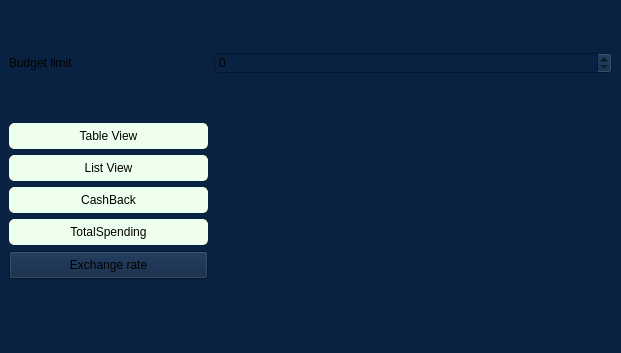
First picture: the form in mainwindow.ui, repository crazyrinchik/cpp_qt_project, before the edit.
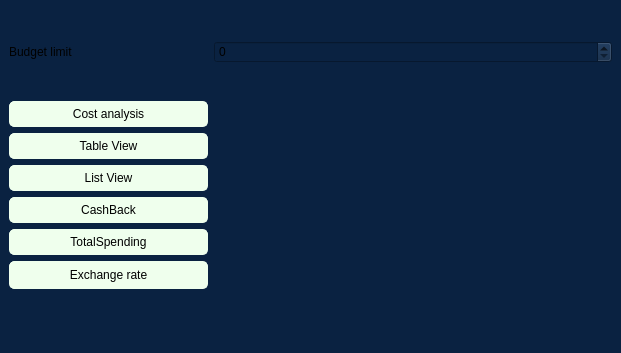
Second picture: the form after the edit.

Diff of the .ui file:
```diff
--- a/mainwindow.ui
+++ b/mainwindow.ui
@@ -30,6 +30,30 @@
     </item>
     <item row="1" column="0">
      <layout class="QVBoxLayout" name="verticalLayout">
+      <item>
+       <widget class="QPushButton" name="analisisButton">
+        <property name="styleSheet">
+         <string notr="true">QPushButton {
+    background-color: rgb(239, 255, 237);
+    color: black;
+    border: 1px solid rgb(239, 255, 237);
+    padding: 5px 10px;
+    border-radius: 5px;
+}
+
+QPushButton:hover {
+    background-color: rgb(183, 185, 185);
+}
+
+QPushButton:pressed {
+    background-color: rgb(126, 128, 128);
+}</string>
+        </property>
+        <property name="text">
+         <string>Cost analysis</string>
+        </property>
+       </widget>
+      </item>
       <item>
        <widget class="QPushButton" name="TableViewButton">
         <property name="styleSheet">
@@ -340,6 +364,23 @@
           </disabled>
          </palette>
         </property>
+        <property name="styleSheet">
+         <string notr="true">QPushButton {
+    background-color: rgb(239, 255, 237);
+    color: black;
+    border: 1px solid rgb(239, 255, 237);
+    padding: 5px 10px;
+    border-radius: 5px;
+}
+
+QPushButton:hover {
+    background-color: rgb(183, 185, 185);
+}
+
+QPushButton:pressed {
+    background-color: rgb(126, 128, 128);
+}</string>
+        </property>
         <property name="text">
          <string>Exchange rate</string>
         </property>
```
